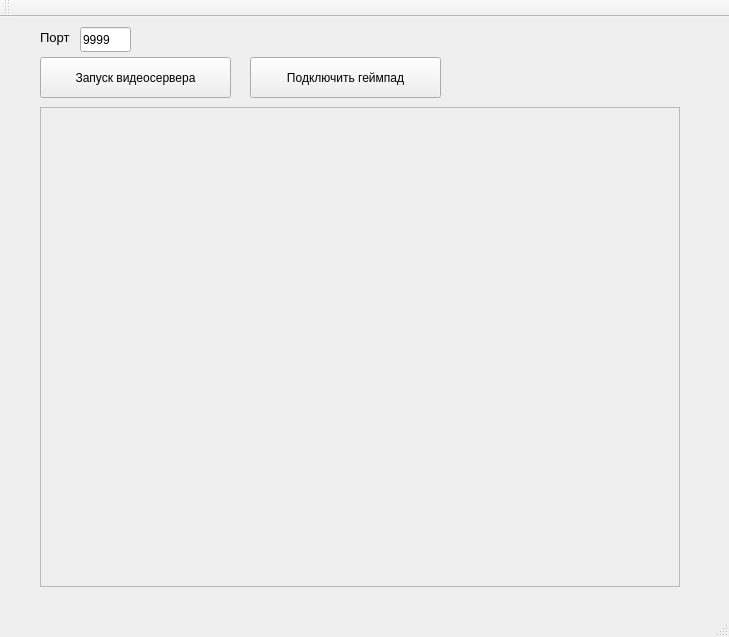
ArtyomZubko/YUVStreamReciever, file GUITcpServer/mainwindow.ui: the form before one commit.
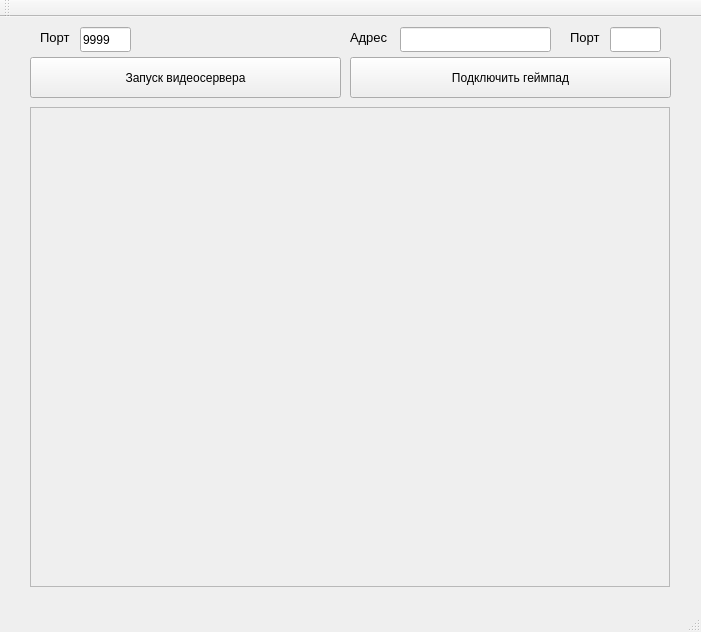
The form after the commit.

Patch:
```diff
--- a/GUITcpServer/mainwindow.ui
+++ b/GUITcpServer/mainwindow.ui
@@ -6,8 +6,8 @@
    <rect>
     <x>0</x>
     <y>0</y>
-    <width>729</width>
-    <height>637</height>
+    <width>701</width>
+    <height>632</height>
    </rect>
   </property>
   <property name="windowTitle">
@@ -17,7 +17,7 @@
    <widget class="QLabel" name="label">
     <property name="geometry">
      <rect>
-      <x>40</x>
+      <x>30</x>
       <y>90</y>
       <width>640</width>
       <height>480</height>
@@ -36,9 +36,9 @@
    <widget class="QPushButton" name="startServerButton">
     <property name="geometry">
      <rect>
-      <x>40</x>
+      <x>30</x>
       <y>40</y>
-      <width>191</width>
+      <width>311</width>
       <height>41</height>
      </rect>
     </property>
@@ -80,9 +80,9 @@
    <widget class="QPushButton" name="gmpdconnButton">
     <property name="geometry">
      <rect>
-      <x>250</x>
+      <x>350</x>
       <y>40</y>
-      <width>191</width>
+      <width>321</width>
       <height>41</height>
      </rect>
     </property>
@@ -90,6 +90,62 @@
      <string>Подключить геймпад</string>
     </property>
    </widget>
+   <widget class="QLineEdit" name="gmpdAdress">
+    <property name="geometry">
+     <rect>
+      <x>400</x>
+      <y>10</y>
+      <width>151</width>
+      <height>25</height>
+     </rect>
+    </property>
+   </widget>
+   <widget class="QLineEdit" name="gmpdPort">
+    <property name="geometry">
+     <rect>
+      <x>610</x>
+      <y>10</y>
+      <width>51</width>
+      <height>25</height>
+     </rect>
+    </property>
+   </widget>
+   <widget class="QLabel" name="label_3">
+    <property name="geometry">
+     <rect>
+      <x>350</x>
+      <y>10</y>
+      <width>54</width>
+      <height>21</height>
+     </rect>
+    </property>
+    <property name="font">
+     <font>
+      <pointsize>10</pointsize>
+     </font>
+    </property>
+    <property name="text">
+     <string>Адрес</string>
+    </property>
+   </widget>
+   <widget class="QLabel" name="label_4">
+    <property name="geometry">
+     <rect>
+      <x>570</x>
+      <y>10</y>
+      <width>41</width>
+      <height>21</height>
+     </rect>
+    </property>
+    <property name="font">
+     <font>
+      <pointsize>10</pointsize>
+     </font>
+    </property>
+    <property name="text">
+     <string>Порт</string>
+    </property>
+   </widget>
   </widget>
   <widget class="QMenuBar" name="menuBar">
    <property name="geometry">
```
Left out of the diff: 2 changed lines with no effect on the pictures.
